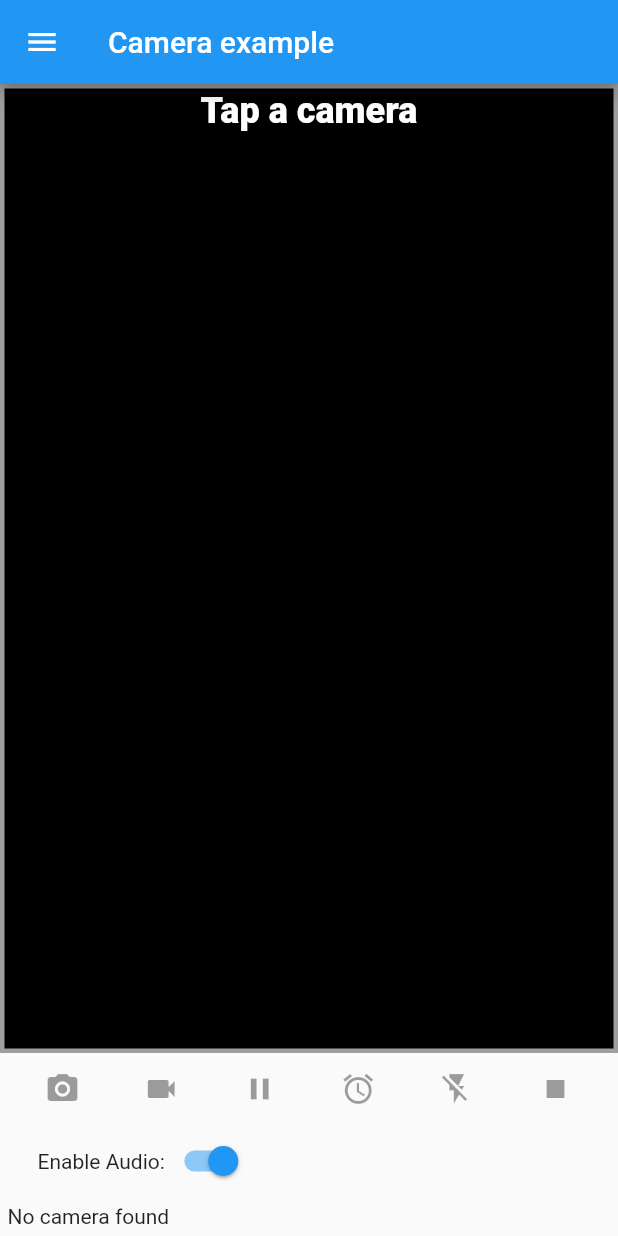
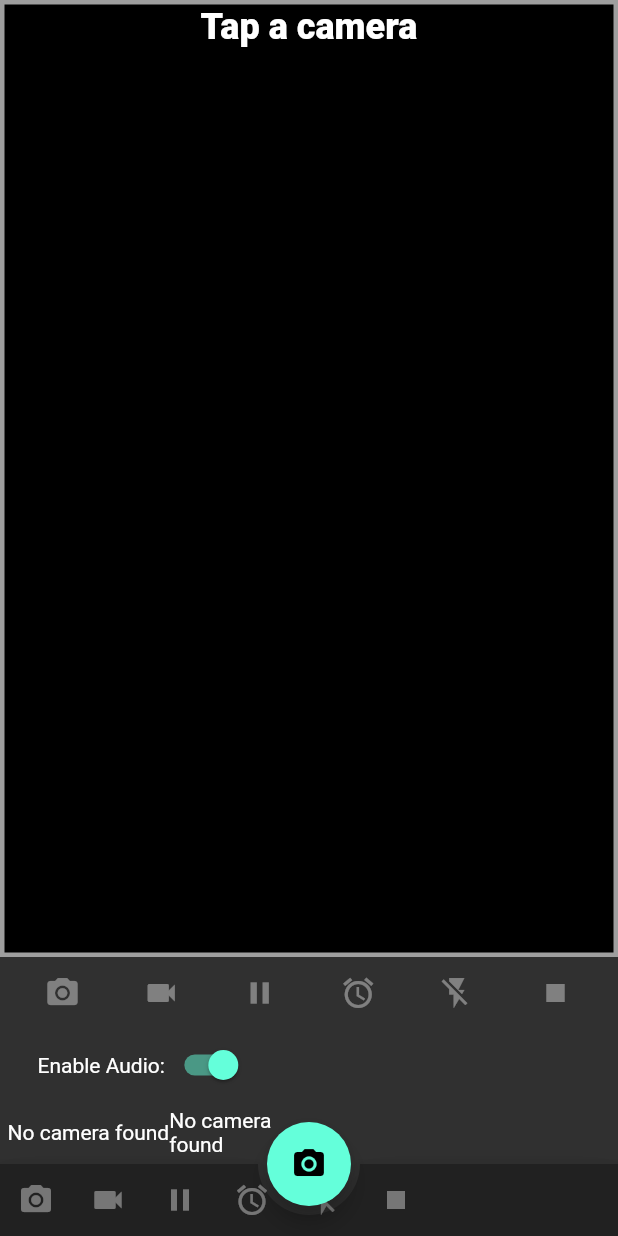
Before and after one commit to jacoco-c/camera_app, a Flutter app: the screen it shows after launch, on a phone screen of 412 x 824 dp. Run offline on Flutter 3.47's test engine with Material 2 defaults, Android fonts, the phone set to English and light mode, and no system bars; our stand-ins replace video_player; missing offline and left inert: flutter_better_camera.

Commit message:
layout modification 0.1

```diff
--- a/lib/drawer_menu.dart
+++ b/lib/drawer_menu.dart
@@ -14,9 +14,6 @@ class _DrawerMenu extends State<DrawerMenu> {
         children: <Widget>[
         DrawerHeader(
           child: Text('Drawer Header'),
-          decoration: BoxDecoration(
-            color: Colors.blue,
-          ),
         ),
         ListTile(
           title: Text('Item2'),
--- /dev/null
+++ b/lib/flash.dart
@@ -0,0 +1,101 @@
+import 'dart:async';
+import 'package:flutter/material.dart';
+import 'package:flutter_better_camera/camera.dart';
+
+/*
+class OnFlashButtonPressed extends StatefulWidget {
+  @override
+  _OnFlashButtonPressed createState() => _OnFlashButtonPressed();
+}
+
+
+class _OnFlashButtonPressed extends State<OnFlashButtonPressed> {
+  FlashMode flashMode = FlashMode.off;
+  CameraController controller;
+
+  Widget build(BuildContext context) {
+    Future<void> _OnFlashButtonPressed() async {
+      /* bool hasFlash = false; */
+      if (flashMode == FlashMode.off || flashMode == FlashMode.torch) {
+        // Turn on the flash for capture
+        flashMode = FlashMode.alwaysFlash;
+      } else if (flashMode == FlashMode.alwaysFlash) {
+        // Turn on the flash for capture if needed
+        flashMode = FlashMode.autoFlash;
+      } else {
+        // Turn off the flash
+        flashMode = FlashMode.off;
+      }
+      // Apply the new mode
+      await controller.setFlashMode(flashMode);
+
+      // Change UI State
+      setState(() {});
+    }
+  }
+}
+
+*/
+
+class FlashButton extends StatefulWidget {
+  @override
+  _FlashButton createState() => _FlashButton();
+}
+
+class _FlashButton extends State<FlashButton> with WidgetsBindingObserver {
+  FlashMode flashMode = FlashMode.off;
+  CameraController controller;
+
+  @override
+  void initState() {
+    super.initState();
+    WidgetsBinding.instance.addObserver(this);
+  }
+
+  @override
+  void dispose() {
+    WidgetsBinding.instance.removeObserver(this);
+    super.dispose();
+  }
+
+  @override
+
+  /// Flash Toggle Button
+  Widget build(BuildContext context) {
+    IconData iconData = Icons.flash_off;
+    Color color = Colors.black;
+    if (flashMode == FlashMode.alwaysFlash) {
+      iconData = Icons.flash_on;
+      color = Colors.blue;
+    } else if (flashMode == FlashMode.autoFlash) {
+      iconData = Icons.flash_auto;
+      color = Colors.red;
+    }
+    return IconButton(
+      icon: Icon(iconData),
+      color: color,
+      onPressed: controller != null && controller.value.isInitialized
+          ? _onFlashButtonPressed
+          : null,
+    );
+  }
+
+  Future<void> _onFlashButtonPressed() async {
+    /* bool hasFlash = false; */
+    if (flashMode == FlashMode.off || flashMode == FlashMode.torch) {
+      // Turn on the flash for capture
+      flashMode = FlashMode.alwaysFlash;
+    } else if (flashMode == FlashMode.alwaysFlash) {
+      // Turn on the flash for capture if needed
+      flashMode = FlashMode.autoFlash;
+    } else {
+      // Turn off the flash
+      flashMode = FlashMode.off;
+    }
+    // Apply the new mode
+    await controller.setFlashMode(flashMode);
+
+    // Change UI State
+    setState(() {});
+  }
+}
--- a/lib/main.dart
+++ b/lib/main.dart
@@ -9,6 +9,7 @@ import 'package:video_player/video_player.dart';
 import 'package:camera_app/drawer_menu.dart';
 import 'package:camera_app/cameraswitch_menu.dart';
 import 'package:camera_app/zoom.dart';
+import 'package:camera_app/flash.dart';
 
 Future<void> main() async {
   // Fetch the available cameras before initializing the app.
@@ -28,9 +29,7 @@ class CameraApp extends StatelessWidget {
   @override
   Widget build(BuildContext context) {
     return MaterialApp(
-      theme: ThemeData(
-        accentTextTheme: TextTheme(bodyText1: TextStyle(color: Colors.white)),
-      ),
+      theme: ThemeData.dark(),
       home: CameraExampleHome(),
     );
   }
@@ -51,7 +50,7 @@ class _CameraExampleHomeState extends State<CameraExampleHome>
   VideoPlayerController videoController;
   VoidCallback videoPlayerListener;
   bool enableAudio = true;
-  FlashMode flashMode = FlashMode.off;
+  /*FlashMode flashMode = FlashMode.off;*/
 
   @override
   void initState() {
@@ -86,11 +85,9 @@ class _CameraExampleHomeState extends State<CameraExampleHome>
   Widget build(BuildContext context) {
     return Scaffold(
         key: _scaffoldKey,
-      appBar: AppBar(
-        title: const Text('Camera example'),
-      ),
         drawer: DrawerMenu(),
-      body: Column(
+        body: SafeArea(
+          child: Column(
             children: <Widget>[
             Expanded(
               child: Container(
@@ -112,7 +109,8 @@ class _CameraExampleHomeState extends State<CameraExampleHome>
                 decoration: BoxDecoration(
                   color: Colors.black,
                   border: Border.all(
-                  color: controller != null && controller.value.isRecordingVideo
+                    color:
+                        controller != null && controller.value.isRecordingVideo
                             ? Colors.redAccent
                             : Colors.grey,
                     width: 3.0,
@@ -125,17 +123,35 @@ class _CameraExampleHomeState extends State<CameraExampleHome>
             Padding(
               padding: const EdgeInsets.all(5.0),
               child: Row(
-              mainAxisAlignment: MainAxisAlignment.start,
+                mainAxisAlignment: MainAxisAlignment.center,
                 children: <Widget>[
                   _cameraTogglesRowWidget(),
-                /*CamMenu(),*/
+                  CamMenu(),
                   _thumbnailWidget(),
                 ],
               ),
             ),
           ],
+          )
         ),
-    );
+        floatingActionButtonLocation: FloatingActionButtonLocation.centerDocked,
+        floatingActionButton: FloatingActionButton(
+          backgroundColor: Theme.of(context).accentColor,
+          onPressed: () {},
+          child: Icon(Icons.camera_alt),
+        ),
+        bottomNavigationBar: BottomAppBar(
+            color: Theme.of(context).primaryColor,
+            notchMargin: 6.0,
+            shape: AutomaticNotchedShape(
+              RoundedRectangleBorder(),
+              StadiumBorder(
+                side: BorderSide(),
+              ),
+            ),
+            child: Row(children: <Widget>[
+              _captureControlRowWidget(),
+            ])));
   }
 
   /// Display the preview from the camera (or a message if the preview is not available).
@@ -258,7 +274,7 @@ class _CameraExampleHomeState extends State<CameraExampleHome>
               ? toogleAutoFocus
               : null,
         ),
-        _flashButton(),
+        FlashButton(),
         IconButton(
           icon: const Icon(Icons.stop),
           color: Colors.red,
@@ -272,6 +288,7 @@ class _CameraExampleHomeState extends State<CameraExampleHome>
     );
   }
 
+/*
   /// Flash Toggle Button
   Widget _flashButton() {
     IconData iconData = Icons.flash_off;
@@ -311,7 +328,7 @@ class _CameraExampleHomeState extends State<CameraExampleHome>
     // Change UI State
     setState(() {});
   }
-
+*/
   /// Display a row of toggle to select the camera (or a message if no camera is available).
   Widget _cameraTogglesRowWidget() {
     final List<Widget> toggles = <Widget>[];
@@ -324,7 +341,8 @@ class _CameraExampleHomeState extends State<CameraExampleHome>
           SizedBox(
             width: 90.0,
             child: RadioListTile<CameraDescription>(
-              title: Icon(getCameraLensIcon(cameraDescription.lensDirection)),
+              title: Icon(getCameraLensIcon(cameraDescription.lensDirection),
+                  color: Colors.white),
               groupValue: controller?.description,
               value: cameraDescription,
               onChanged: controller != null && controller.value.isRecordingVideo
```
Also changed, not shown: lib/cameraswitch_menu.dart (+6 -16 lines), 1 other file. Lines whose indentation alone changed are shown as unchanged.
